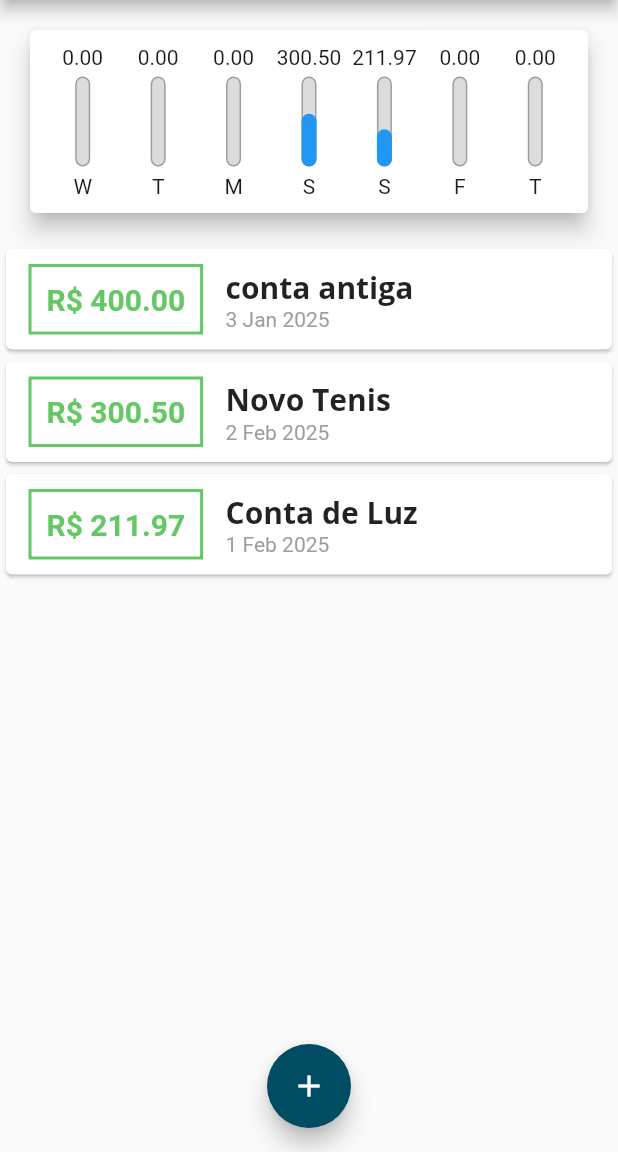
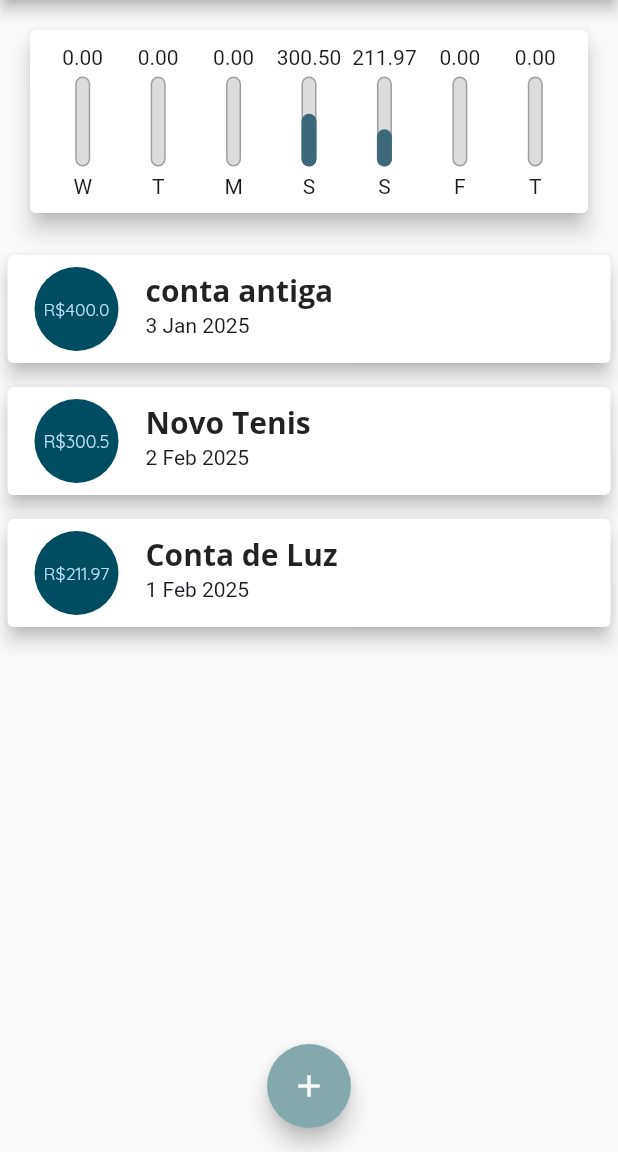
Before and after one commit to Leonardo-arau/DespesasApp, a Flutter app: the screen it shows after launch, on a phone screen of 412 x 824 dp, the part 84-1236 px from its top. Run offline on Flutter 3.47's test engine with Material 3 defaults, Android fonts, the phone set to English and light mode, and no system bars.

Commit message:
Usando ListTile

```diff
--- a/lib/components/chart_bar.dart
+++ b/lib/components/chart_bar.dart
@@ -41,7 +41,7 @@ class ChartBar extends StatelessWidget {
                 heightFactor: percentage,
                 child: Container(
                   decoration: BoxDecoration(
-                    color: Theme.of(context).primaryColor,
+                    color: Theme.of(context).colorScheme.tertiary,
                     borderRadius: BorderRadius.circular(5),
                   ),
                 ),
--- a/lib/components/transaction_list.dart
+++ b/lib/components/transaction_list.dart
@@ -37,42 +37,32 @@ class TransactionList extends StatelessWidget {
         itemCount: transactions.length,
         itemBuilder: (ctx, index) {
           final tr = transactions[index];
-          return Card(
-            child: Row(
-              children: <Widget>[
-                Container(
-                    margin: EdgeInsets.symmetric(horizontal: 15, vertical: 10),
-                    decoration: BoxDecoration(
-                        border: Border.all(
-                      color: const Color.fromARGB(255, 100, 200, 100),
-                      width: 2,
-                    )),
-                    padding: EdgeInsets.all(10),
-                    child: Text('R\$ ${tr.value.toStringAsFixed(2)}',
-                        style: TextStyle(
-                          fontWeight: FontWeight.bold,
-                          fontSize: 20,
-                          color: const Color.fromARGB(255, 100, 200, 100),
-                        ))),
-                Column(
-                  crossAxisAlignment: CrossAxisAlignment.start,
-                  children: <Widget>[
-                    Text(
+                return Card(
+                  elevation: 5,
+                  margin: EdgeInsets.symmetric(
+                    vertical: 8,
+                    horizontal: 5,
+                  ),
+                  child: ListTile(
+                    leading: CircleAvatar(
+                      radius: 30,
+                      backgroundColor: Theme.of(context).colorScheme.primary,
+                      child: Padding(
+                        padding: const EdgeInsets.all(8.0),
+                        child: FittedBox(
+                          child: Text('R\$${tr.value}'),
+                        ),
+                      ),
+                    ),
+                    title: Text(
                       tr.title,
                       style: Theme.of(context).textTheme.titleLarge,
-
                     ),
-                    Text(
+                    subtitle: Text(
                       DateFormat('d MMM y').format(tr.date),
-                      style: TextStyle(
-                        color: Colors.grey,
-                      ),
                     ),
-                  ],
-                )
-              ],
-            ),
-          );
+                  ),
+                );
         },
       ),
     );
--- a/lib/main.dart
+++ b/lib/main.dart
@@ -15,7 +15,6 @@ class DespesasApp extends StatelessWidget {
   @override
   Widget build(BuildContext context) {
     return MaterialApp(
-      home: MyHomePage(),
       theme: ThemeData(
         fontFamily: 'Quicksand',
         textTheme: ThemeData.light().textTheme.copyWith(
@@ -26,15 +25,17 @@ class DespesasApp extends StatelessWidget {
             )),
         useMaterial3: false,
         appBarTheme: AppBarTheme(
-          backgroundColor: Color.fromARGB(255, 0, 76, 99), // Cor amarela
+          backgroundColor: Color.fromARGB(255, 0, 76, 99),
           foregroundColor: const Color.fromARGB(255, 255, 255, 255),
         ),
         colorScheme: ColorScheme.fromSeed(
-          seedColor: Color.fromARGB(255, 100, 200, 100),
+          seedColor: Color.fromARGB(255, 0, 76, 99),
           primary: const Color.fromARGB(255, 0, 76, 99),
-          secondary: const Color.fromARGB(255, 0, 76, 99),
+          secondary: const Color.fromARGB(255, 132, 169, 172),
+          tertiary: const Color.fromARGB(255, 59, 105, 120),
         ),
       ),
+      home: MyHomePage(),
     );
   }
 }
```
Also changed, not shown: 2 other files.
